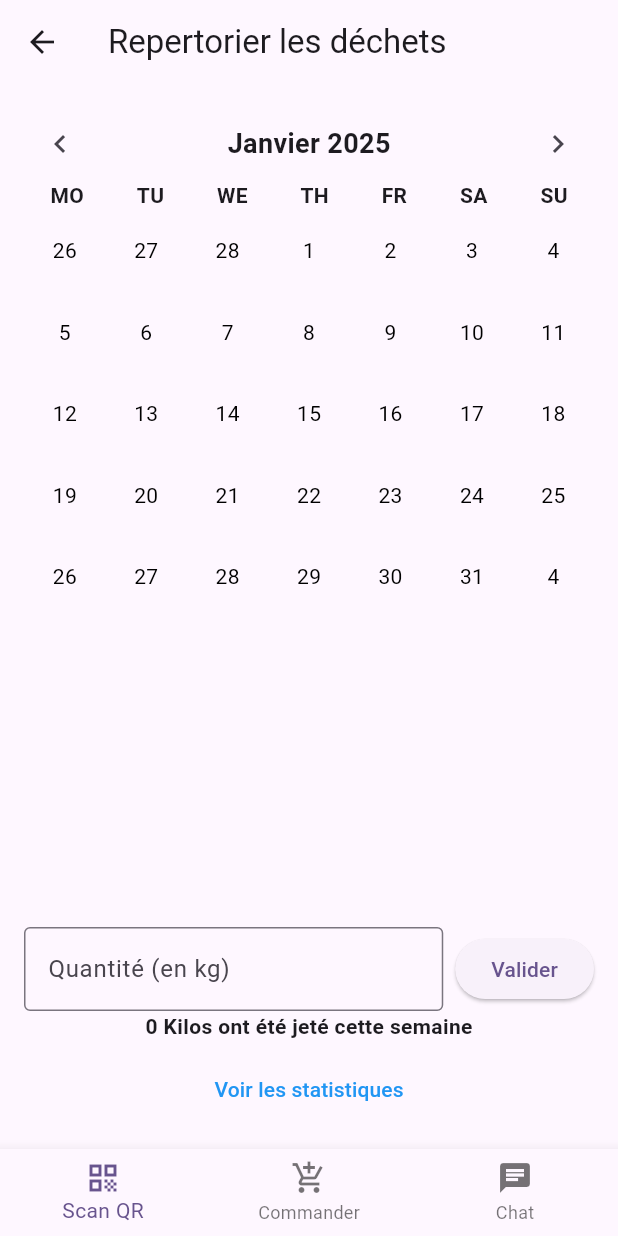
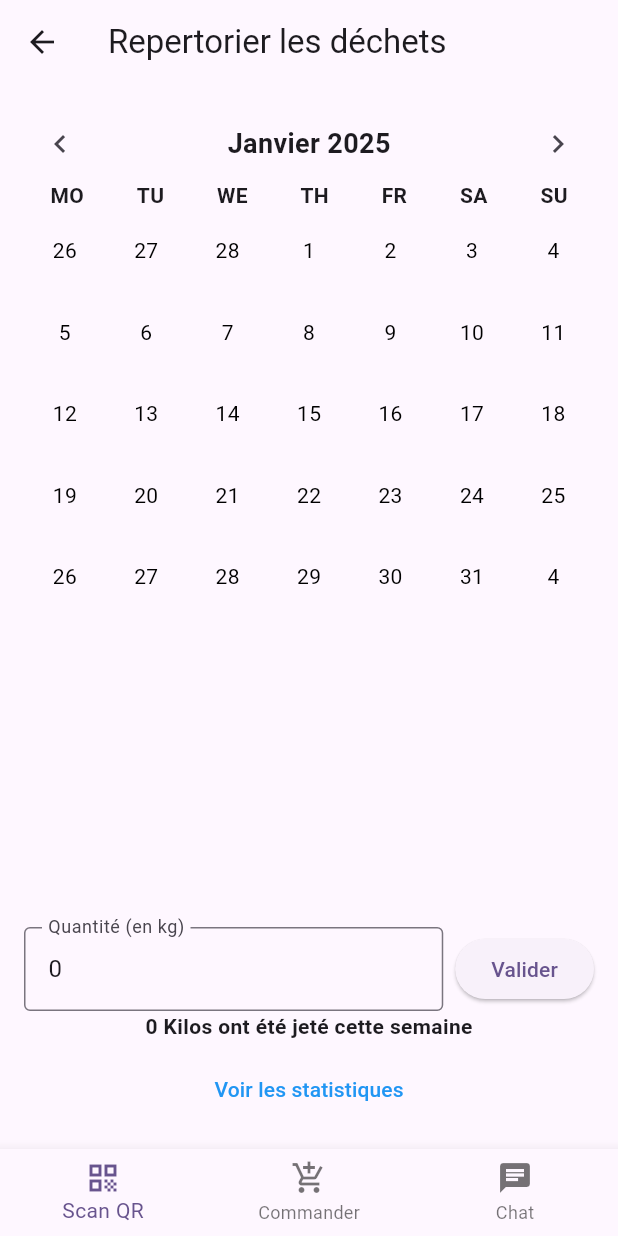
Before and after one commit to JuhelKilian/La-Detente-De-Camoel-cuisines, a Flutter app: the screen it shows after launch, on a phone screen of 412 x 824 dp. Run offline on Flutter 3.47's test engine with Material 3 defaults, Android fonts, the phone set to English and light mode, and no system bars; our stand-ins replace flutter_chat_types, flutter_chat_ui, shared_preferences.

Commit message:
Ajout possibilité de rajouter en local les quantités

```diff
--- a/lib/ui/screens/home/Page1.dart
+++ b/lib/ui/screens/home/Page1.dart
@@ -70,12 +70,14 @@ class _GestionDechetsState extends State<GestionDechets> {
     setState(() {
       String dateKey = "${selectedDate!.year}-${selectedDate!.month}-${selectedDate!.day}";
       int newQuantity = int.tryParse(quantityController.text) ?? 0;
-      wasteRecords[dateKey] = (wasteRecords[dateKey] ?? 0) + newQuantity;
+      // Remplace la quantité existante par la nouvelle
+      wasteRecords[dateKey] = newQuantity;
       totalWaste = wasteRecords.values.fold(0, (prev, element) => prev + element);
       quantityController.clear();
     });
     _saveWasteData();
   }
+
 
   @override
   Widget build(BuildContext context) {
@@ -145,6 +147,8 @@ class _GestionDechetsState extends State<GestionDechets> {
       itemBuilder: (context, index) {
         DateTime date = datesGrid[index];
         bool isSelected = selectedDate != null && date.isAtSameMomentAs(selectedDate!);
+        String dateKey = "${date.year}-${date.month}-${date.day}";
+        int wasteKg = wasteRecords[dateKey] ?? 0;
 
         return GestureDetector(
           onTap: () {
@@ -158,14 +162,19 @@ class _GestionDechetsState extends State<GestionDechets> {
               color: isSelected ? Colors.blue.shade100 : Colors.transparent,
               borderRadius: BorderRadius.circular(8),
             ),
-            child: Center(
-              child: Text(
-                "${date.day}",
-                style: TextStyle(
-                  color: isSelected ? Colors.blue : Colors.black,
-                  fontWeight: isSelected ? FontWeight.bold : FontWeight.normal,
+            child: Column(
+              mainAxisAlignment: MainAxisAlignment.center,
+              children: [
+                Text(
+                  "${date.day}",
+                  style: TextStyle(
+                    color: isSelected ? Colors.blue : Colors.black,
+                    fontWeight: isSelected ? FontWeight.bold : FontWeight.normal,
+                  ),
                 ),
-              ),
+                if (wasteKg > 0)
+                  Text("${wasteKg} kg", style: const TextStyle(fontSize: 12, color: Colors.black54)),
+              ],
             ),
           ),
         );
@@ -174,6 +183,16 @@ class _GestionDechetsState extends State<GestionDechets> {
   }
 
   Widget _buildQuantityInput() {
+    // Vérifie si une date est sélectionnée et récupère la quantité correspondante
+    int currentQuantity = 0;
+    if (selectedDate != null) {
+      String dateKey = "${selectedDate!.year}-${selectedDate!.month}-${selectedDate!.day}";
+      currentQuantity = wasteRecords[dateKey] ?? 0;
+    }
+
+    // Met à jour le controller avec la quantité du jour sélectionné
+    quantityController.text = currentQuantity.toString();
+
     return Row(
       children: [
         Expanded(
```
